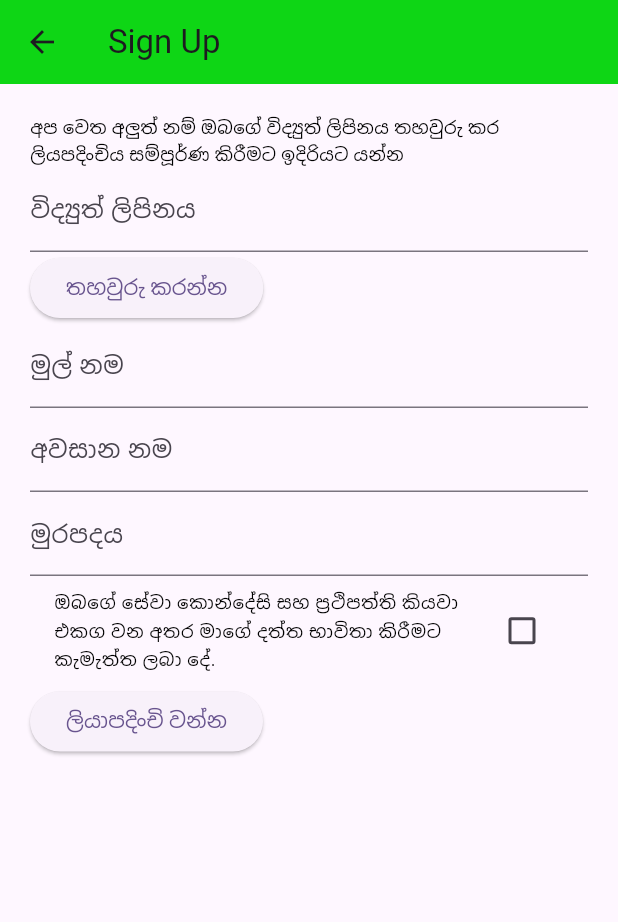
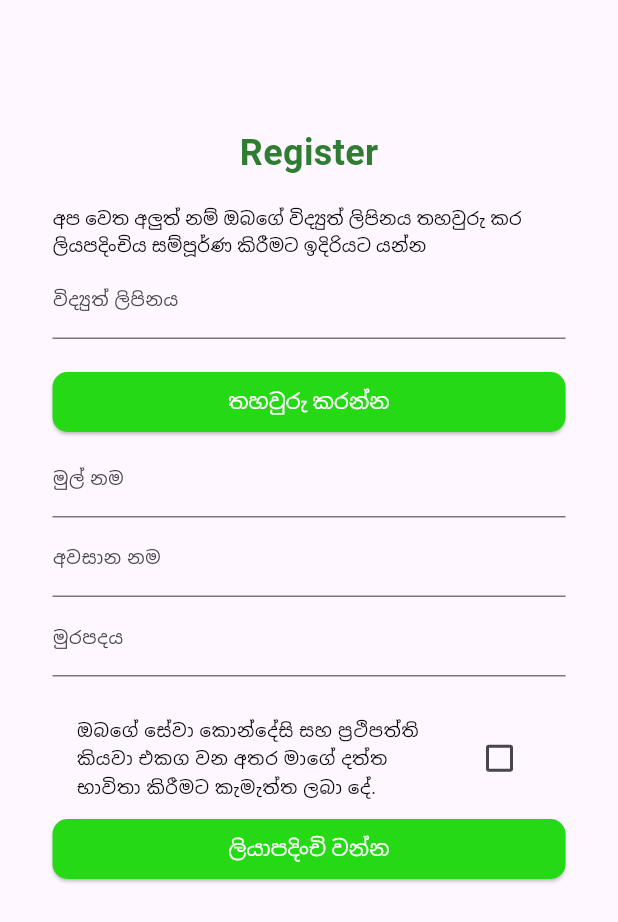
Before and after one commit to thommadurasahan/AgriGo-v1-Repo, a Flutter app: the SignUpPage screen opened directly, on a phone screen of 412 x 824 dp. Shown: the top 922 px of the screen. Run offline on Flutter 3.47's test engine with Material 3 defaults, Android fonts, the phone set to English and light mode, and no system bars; our stand-ins replace firebase_core; accounts and stored records are empty.

Commit message:
Update signup_page.dart
Modify Signup page

```diff
--- a/flutter_agrigo/lib/signup_page.dart
+++ b/flutter_agrigo/lib/signup_page.dart
@@ -1,8 +1,6 @@
 import 'package:flutter/material.dart';
 
 class SignUpPage extends StatefulWidget {
-  const SignUpPage({super.key});
-
   @override
   _SignUpPageState createState() => _SignUpPageState();
 }
@@ -18,17 +16,21 @@ class _SignUpPageState extends State<SignUpPage> {
   @override
   Widget build(BuildContext context) {
     return Scaffold(
-      appBar: AppBar(
-        title: const Text('Sign Up'),
-        backgroundColor: const Color.fromARGB(255, 14, 214, 21),
-      ),
       body: SingleChildScrollView(
-        padding: const EdgeInsets.all(20),
+          padding: EdgeInsets.symmetric(horizontal: 35, vertical: 85),
         child: Column(
-          crossAxisAlignment: CrossAxisAlignment.start,
+          crossAxisAlignment: CrossAxisAlignment.center,
           children: <Widget>[
-            // text
-            const Text(
+            Text(
+            "Register",
+              style: TextStyle(
+              color: Colors.green.shade800,
+              fontWeight: FontWeight.bold,
+              fontSize: 24,
+               ),
+              ),
+            SizedBox(height: 18),
+            Text(
                  'අප වෙත අලුත් නම් ඔබගේ විද්‍යුත් ලිපිනය තහවුරු කර ලියපදිංචිය සම්පූර්ණ කිරීමට ඉදිරියට යන්න',
                   style: TextStyle(
                   fontSize: 12.0,
@@ -38,33 +40,54 @@ class _SignUpPageState extends State<SignUpPage> {
             // Enter Email
             TextField(
               controller: _emailController,
-              decoration: const InputDecoration(labelText: 'විද්‍යුත් ලිපිනය'),
+              decoration: InputDecoration(labelText: 'විද්‍යුත් ලිපිනය',
+              labelStyle: TextStyle(fontSize: 12),
+              ),
               keyboardType: TextInputType.emailAddress,
             ),
+            SizedBox(height: 18),
             // Comfirm Email
             ElevatedButton(
-              onPressed: () {},
-              child: const Text('තහවුරු කරන්න'),
-            ),
+                onPressed: () {
+                  // Add your action here
+                },
+                child: Text("තහවුරු කරන්න",
+                style: TextStyle(color: Colors.white),
+                ),
+                style: ElevatedButton.styleFrom(
+                minimumSize: Size(350, 40),
+                shape: RoundedRectangleBorder(
+                borderRadius: BorderRadius.circular(10.0),
+                ),
+                backgroundColor: Color(0xFF25DA15),
+               ),
+              ),
             // Enter First Name
             TextField(
               controller: _firstNameController,
-              decoration: const InputDecoration(labelText: 'මුල් නම'),
+              decoration: InputDecoration(labelText: 'මුල් නම',
+              labelStyle: TextStyle(fontSize: 12),
+              ),
             ),
             // Enter Last Name
             TextField(
               controller: _lastNameController,
-              decoration: const InputDecoration(labelText: 'අවසාන නම'),
+              decoration: InputDecoration(labelText: 'අවසාන නම',
+              labelStyle: TextStyle(fontSize: 12),
+              ),
             ),
             // Enter Password
             TextField(
               controller: _passwordController,
-              decoration: const InputDecoration(labelText: 'මුරපදය'),
+              decoration: InputDecoration(labelText: 'මුරපදය',
+              labelStyle: TextStyle(fontSize: 12),
+              ),
               obscureText: true,
             ),
+            SizedBox(height: 18),
             // Checkbox for Terms and Conditions
             CheckboxListTile(
-              title: const Text('ඔබගේ සේවා කොන්දේසි සහ ප්‍රථිපත්ති කියවා එකග වන අතර මාගේ දත්ත භාවිතා කිරීමට කැමැත්ත ලබා දේ.',
+              title: Text('ඔබගේ සේවා කොන්දේසි සහ ප්‍රථිපත්ති කියවා එකග වන අතර මාගේ දත්ත භාවිතා කිරීමට කැමැත්ත ලබා දේ.',
                       style: TextStyle(
                       fontSize: 12.0,
                       color: Colors.black,
@@ -72,6 +95,7 @@ class _SignUpPageState extends State<SignUpPage> {
                   ),
               value: _agreedToTerms,
               onChanged: (value) => setState(() => _agreedToTerms = value!),
+              activeColor: Color(0xFF25DA15),
             ),
             // Sign Up Button
             ElevatedButton(
@@ -83,7 +107,16 @@ class _SignUpPageState extends State<SignUpPage> {
                   // Show error message if terms not agreed to
                 }
               },
-              child: const Text('ලියාපදිංචි වන්න'),
+              child: Text('ලියාපදිංචි වන්න',
+              style: TextStyle(color: Colors.white),
+              ),
+              style: ElevatedButton.styleFrom(
+                minimumSize: Size(350, 40),
+                shape: RoundedRectangleBorder(
+                borderRadius: BorderRadius.circular(10.0),
+                ),
+                backgroundColor: Color(0xFF25DA15),
+               ),
             ),
           ],
         ),
```
